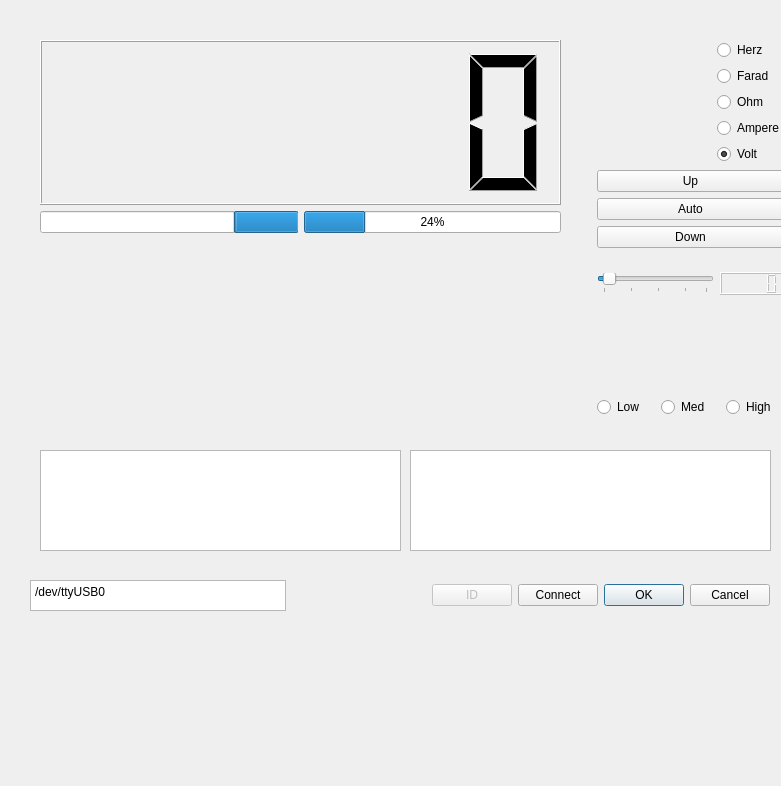
This is dmm_maindiag.ui in patrikeder/DMM_diag as Qt 5 draws it before an edit. The edited form follows.
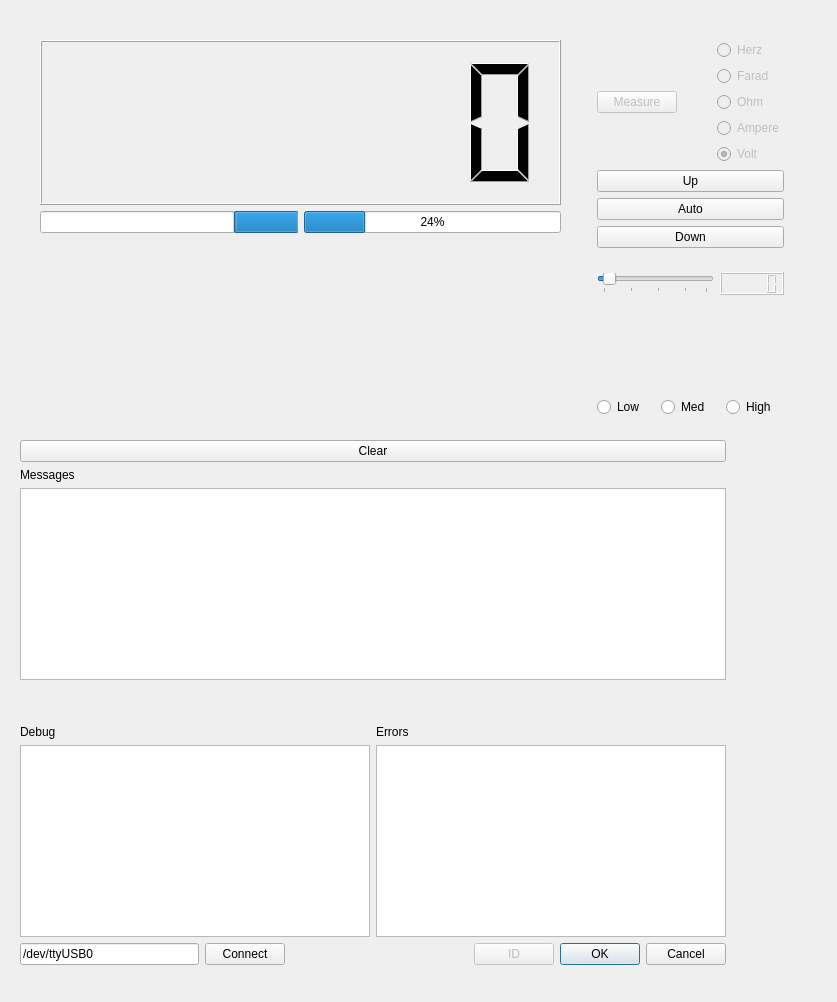
This is the edited form. Custom widgets are drawn as their Qt base class.

Diff of the .ui file:
```diff
--- a/dmm_maindiag.ui
+++ b/dmm_maindiag.ui
@@ -6,8 +6,8 @@
    <rect>
     <x>0</x>
     <y>0</y>
-    <width>781</width>
-    <height>786</height>
+    <width>837</width>
+    <height>1002</height>
    </rect>
   </property>
   <property name="windowTitle">
@@ -32,7 +32,10 @@
        <layout class="QVBoxLayout" name="verticalLayout_3">
         <item>
          <widget class="QLCDNumber" name="lcdValue">
-          <property name="numDigits">
+          <property name="smallDecimalPoint">
+           <bool>true</bool>
+          </property>
+          <property name="digitCount">
            <number>6</number>
           </property>
          </widget>
@@ -71,98 +74,10 @@
     </item>
    </layout>
   </widget>
-  <widget class="QTextEdit" name="te_output_dbg">
-   <property name="geometry">
-    <rect>
-     <x>40</x>
-     <y>450</y>
-     <width>361</width>
-     <height>101</height>
-    </rect>
-   </property>
-   <property name="acceptDrops">
-    <bool>false</bool>
-   </property>
-   <property name="readOnly">
+  <widget class="QWidget" name="layoutWidget">
+   <property name="enabled">
     <bool>true</bool>
    </property>
-  </widget>
-  <widget class="QWidget" name="layoutWidget">
-   <property name="geometry">
-    <rect>
-     <x>30</x>
-     <y>580</y>
-     <width>740</width>
-     <height>31</height>
-    </rect>
-   </property>
-   <layout class="QGridLayout" name="gridLayout">
-    <item row="0" column="0">
-     <widget class="QPlainTextEdit" name="te_interface">
-      <property name="sizePolicy">
-       <sizepolicy hsizetype="Fixed" vsizetype="Minimum">
-        <horstretch>0</horstretch>
-        <verstretch>0</verstretch>
-       </sizepolicy>
-      </property>
-      <property name="lineWidth">
-       <number>0</number>
-      </property>
-      <property name="plainText">
-       <string>/dev/ttyUSB0</string>
-      </property>
-     </widget>
-    </item>
-    <item row="0" column="1">
-     <spacer name="horizontalSpacer_2">
-      <property name="orientation">
-       <enum>Qt::Horizontal</enum>
-      </property>
-      <property name="sizeHint" stdset="0">
-       <size>
-        <width>183</width>
-        <height>28</height>
-       </size>
-      </property>
-     </spacer>
-    </item>
-    <item row="0" column="2">
-     <layout class="QHBoxLayout" name="horizontalLayout_2">
-      <item>
-       <widget class="QPushButton" name="pb_ID">
-        <property name="enabled">
-         <bool>false</bool>
-        </property>
-        <property name="text">
-         <string>ID</string>
-        </property>
-       </widget>
-      </item>
-      <item>
-       <widget class="QPushButton" name="pb_Connect">
-        <property name="text">
-         <string>Connect</string>
-        </property>
-        <property name="checkable">
-         <bool>true</bool>
-        </property>
-       </widget>
-      </item>
-      <item>
-       <widget class="QDialogButtonBox" name="buttonBox">
-        <property name="orientation">
-         <enum>Qt::Horizontal</enum>
-        </property>
-        <property name="standardButtons">
-         <set>QDialogButtonBox::Cancel|QDialogButtonBox::Ok</set>
-        </property>
-       </widget>
-      </item>
-     </layout>
-    </item>
-   </layout>
-  </widget>
-  <widget class="QWidget" name="layoutWidget">
    <property name="geometry">
     <rect>
      <x>597</x>
@@ -176,8 +91,21 @@
      <layout class="QVBoxLayout" name="verticalLayout_6">
       <item>
        <layout class="QHBoxLayout" name="horizontalLayout_4">
+        <item>
+         <widget class="QPushButton" name="pb_Meas">
+          <property name="enabled">
+           <bool>false</bool>
+          </property>
+          <property name="text">
+           <string>Measure</string>
+          </property>
+         </widget>
+        </item>
         <item>
          <spacer name="horizontalSpacer">
+          <property name="enabled">
+           <bool>true</bool>
+          </property>
           <property name="orientation">
            <enum>Qt::Horizontal</enum>
           </property>
@@ -193,6 +121,9 @@
          <layout class="QVBoxLayout" name="verticalLayout">
           <item>
            <widget class="QRadioButton" name="rB_Herz">
+            <property name="enabled">
+             <bool>false</bool>
+            </property>
             <property name="text">
              <string>Herz</string>
             </property>
@@ -200,6 +131,9 @@
           </item>
           <item>
            <widget class="QRadioButton" name="rB_Farad">
+            <property name="enabled">
+             <bool>false</bool>
+            </property>
             <property name="text">
              <string>Farad</string>
             </property>
@@ -207,6 +141,9 @@
           </item>
           <item>
            <widget class="QRadioButton" name="rB_Ohm">
+            <property name="enabled">
+             <bool>false</bool>
+            </property>
             <property name="text">
              <string>Ohm</string>
             </property>
@@ -214,6 +151,9 @@
           </item>
           <item>
            <widget class="QRadioButton" name="rB_Ampere">
+            <property name="enabled">
+             <bool>false</bool>
+            </property>
             <property name="text">
              <string>Ampere</string>
             </property>
@@ -222,7 +162,7 @@
           <item>
            <widget class="QRadioButton" name="rB_Volt">
             <property name="enabled">
-             <bool>true</bool>
+             <bool>false</bool>
             </property>
             <property name="text">
              <string>Volt</string>
@@ -360,21 +300,184 @@
     </item>
    </layout>
   </widget>
-  <widget class="QTextEdit" name="te_output_err">
+  <widget class="QWidget" name="layoutWidget">
    <property name="geometry">
     <rect>
-     <x>410</x>
-     <y>450</y>
-     <width>361</width>
-     <height>101</height>
+     <x>20</x>
+     <y>440</y>
+     <width>706</width>
+     <height>525</height>
     </rect>
    </property>
-   <property name="acceptDrops">
-    <bool>false</bool>
-   </property>
-   <property name="readOnly">
-    <bool>true</bool>
-   </property>
+   <layout class="QVBoxLayout" name="verticalLayout_14">
+    <item>
+     <layout class="QVBoxLayout" name="verticalLayout_13">
+      <property name="sizeConstraint">
+       <enum>QLayout::SetFixedSize</enum>
+      </property>
+      <item>
+       <widget class="QPushButton" name="pb_clear">
+        <property name="text">
+         <string>Clear</string>
+        </property>
+       </widget>
+      </item>
+      <item>
+       <layout class="QVBoxLayout" name="verticalLayout_12">
+        <item>
+         <widget class="QLabel" name="label_3">
+          <property name="text">
+           <string>Messages</string>
+          </property>
+         </widget>
+        </item>
+        <item>
+         <widget class="QTextEdit" name="te_output_msg">
+          <property name="acceptDrops">
+           <bool>false</bool>
+          </property>
+          <property name="readOnly">
+           <bool>true</bool>
+          </property>
+         </widget>
+        </item>
+       </layout>
+      </item>
+      <item>
+       <spacer name="verticalSpacer_3">
+        <property name="orientation">
+         <enum>Qt::Vertical</enum>
+        </property>
+        <property name="sizeHint" stdset="0">
+         <size>
+          <width>20</width>
+          <height>40</height>
+         </size>
+        </property>
+       </spacer>
+      </item>
+      <item>
+       <layout class="QHBoxLayout" name="horizontalLayout_6">
+        <item>
+         <layout class="QVBoxLayout" name="verticalLayout_10">
+          <item>
+           <widget class="QLabel" name="label">
+            <property name="text">
+             <string>Debug</string>
+            </property>
+           </widget>
+          </item>
+          <item>
+           <widget class="QTextEdit" name="te_output_dbg">
+            <property name="acceptDrops">
+             <bool>false</bool>
+            </property>
+            <property name="readOnly">
+             <bool>true</bool>
+            </property>
+            <property name="textInteractionFlags">
+             <set>Qt::NoTextInteraction</set>
+            </property>
+           </widget>
+          </item>
+         </layout>
+        </item>
+        <item>
+         <layout class="QVBoxLayout" name="verticalLayout_11">
+          <item>
+           <widget class="QLabel" name="label_2">
+            <property name="text">
+             <string>Errors</string>
+            </property>
+           </widget>
+          </item>
+          <item>
+           <widget class="QTextEdit" name="te_output_err">
+            <property name="acceptDrops">
+             <bool>false</bool>
+            </property>
+            <property name="readOnly">
+             <bool>true</bool>
+            </property>
+            <property name="textInteractionFlags">
+             <set>Qt::NoTextInteraction</set>
+            </property>
+           </widget>
+          </item>
+         </layout>
+        </item>
+       </layout>
+      </item>
+     </layout>
+    </item>
+    <item>
+     <layout class="QGridLayout" name="gridLayout">
+      <property name="sizeConstraint">
+       <enum>QLayout::SetFixedSize</enum>
+      </property>
+      <item row="0" column="2">
+       <spacer name="horizontalSpacer_2">
+        <property name="orientation">
+         <enum>Qt::Horizontal</enum>
+        </property>
+        <property name="sizeHint" stdset="0">
+         <size>
+          <width>183</width>
+          <height>15</height>
+         </size>
+        </property>
+       </spacer>
+      </item>
+      <item row="0" column="3">
+       <layout class="QHBoxLayout" name="horizontalLayout_2">
+        <property name="sizeConstraint">
+         <enum>QLayout::SetFixedSize</enum>
+        </property>
+        <item>
+         <widget class="QPushButton" name="pb_ID">
+          <property name="enabled">
+           <bool>false</bool>
+          </property>
+          <property name="text">
+           <string>ID</string>
+          </property>
+          <property name="checkable">
+           <bool>false</bool>
+          </property>
+         </widget>
+        </item>
+        <item>
+         <widget class="QDialogButtonBox" name="buttonBox">
+          <property name="orientation">
+           <enum>Qt::Horizontal</enum>
+          </property>
+          <property name="standardButtons">
+           <set>QDialogButtonBox::Cancel|QDialogButtonBox::Ok</set>
+          </property>
+         </widget>
+        </item>
+       </layout>
+      </item>
+      <item row="0" column="0">
+       <widget class="QLineEdit" name="te_interface">
+        <property name="text">
+         <string>/dev/ttyUSB0</string>
+        </property>
+       </widget>
+      </item>
+      <item row="0" column="1">
+       <widget class="QPushButton" name="pb_Connect">
+        <property name="text">
+         <string>Connect</string>
+        </property>
+        <property name="checkable">
+         <bool>true</bool>
+        </property>
+       </widget>
+      </item>
+     </layout>
+    </item>
+   </layout>
   </widget>
  </widget>
  <customwidgets>
```
Left out of the diff: 61 changed lines with no effect on the pictures.
